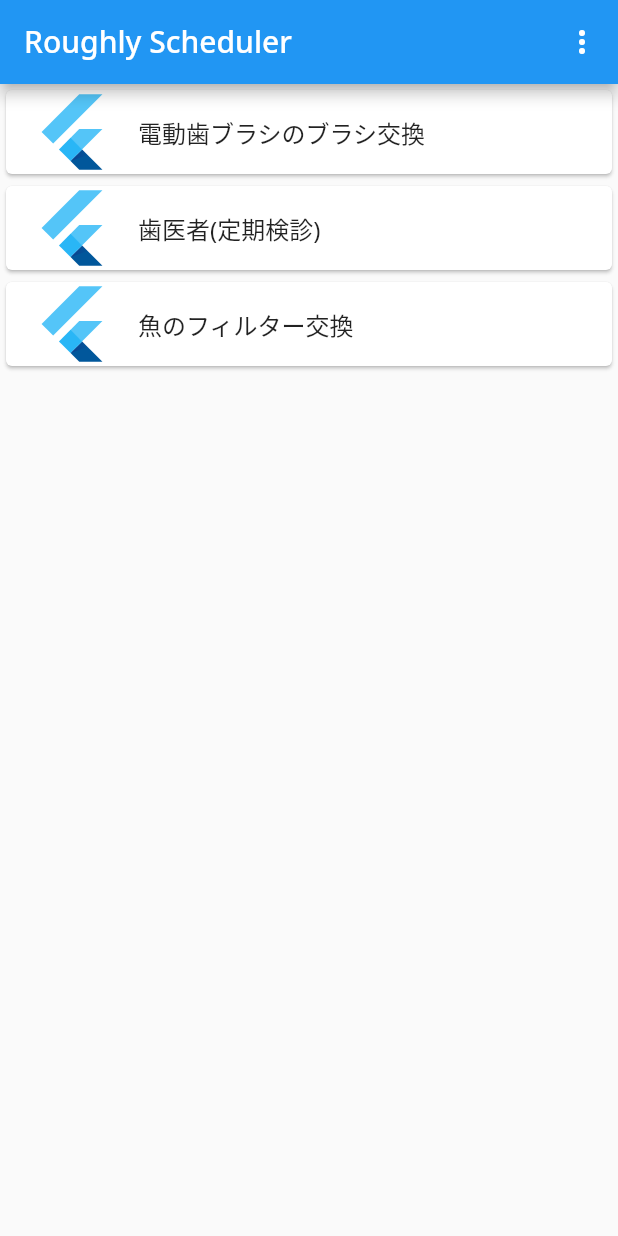
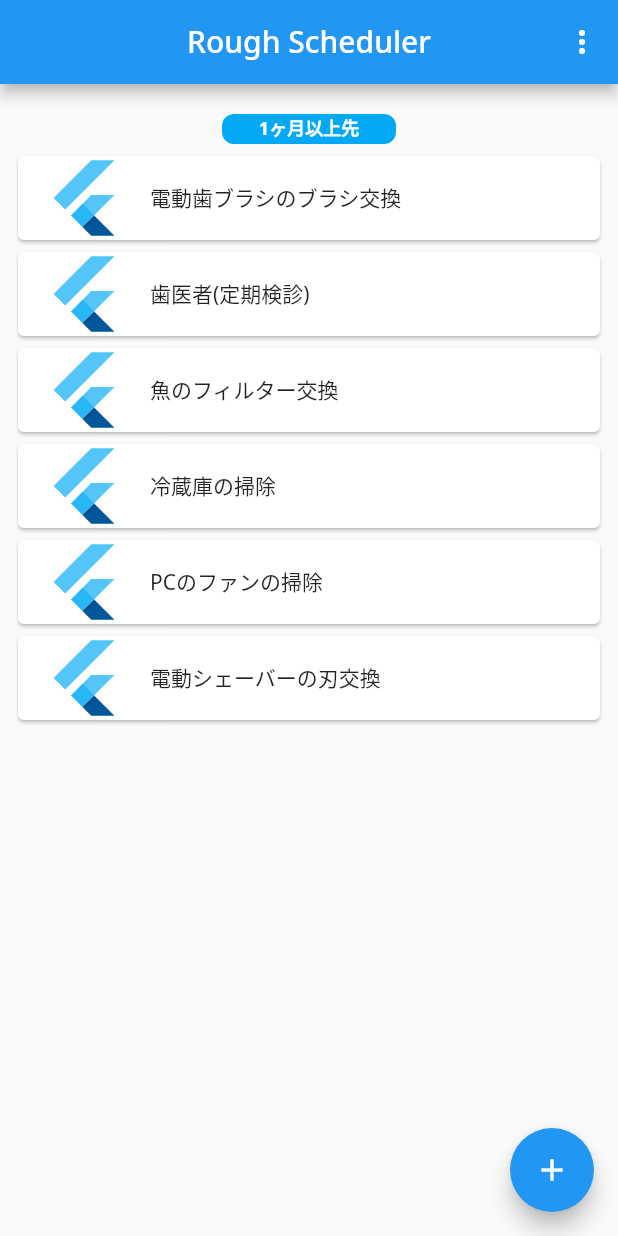
Before and after one commit to fftcysstkm/roughly_scheduler, a Flutter app: the screen it shows after launch, on a phone screen of 412 x 824 dp. Run offline on Flutter 3.47's test engine with Material 2 defaults, Android fonts, the phone set to English and light mode, and no system bars; drawn by our look-alikes of flutter_slidable, grouped_list; our stand-ins replace freezed_annotation, google_fonts, jiffy; statements that could not run were skipped.

Commit message:
grouped_list実装

```diff
--- a/lib/app.dart
+++ b/lib/app.dart
@@ -8,14 +8,19 @@ class App extends StatelessWidget {
   @override
   Widget build(BuildContext context) {
     return MaterialApp(
-        theme: ThemeData.light()
-            .copyWith(textTheme: GoogleFonts.notoSansTextTheme()),
+        theme: ThemeData.light().copyWith(
+            textTheme: GoogleFonts.notoSansTextTheme(),
+            primaryColor: Colors.lightBlue,
+            highlightColor: Colors.lightBlue),
         darkTheme: ThemeData.dark().copyWith(
             textTheme:
-                GoogleFonts.notoSansTextTheme(ThemeData.dark().textTheme)),
+                GoogleFonts.notoSansTextTheme(ThemeData.dark().textTheme),
+            primaryColor: Colors.lightBlue,
+            highlightColor: Colors.lightBlue),
         home: Scaffold(
           appBar: AppBar(
-            title: const Text('Roughly Scheduler'),
+            centerTitle: true,
+            title: const Text('Rough Scheduler'),
             actions: [
               IconButton(
                   onPressed: () {},
@@ -24,6 +29,12 @@ class App extends StatelessWidget {
                   ))
             ],
           ),
+          floatingActionButton: FloatingActionButton(
+            onPressed: () {},
+            backgroundColor: Theme.of(context).primaryColor,
+            foregroundColor: Colors.white,
+            child: const Icon(Icons.add),
+          ),
           body: const Center(
             child: Todos(),
           ),
--- a/lib/model/data/todo/todo.dart
+++ b/lib/model/data/todo/todo.dart
@@ -1,19 +1,110 @@
 import 'package:freezed_annotation/freezed_annotation.dart';
+import 'package:jiffy/jiffy.dart';
 
 part 'todo.freezed.dart';
 
 @freezed
 class Todo with _$Todo {
+  // 空のコンストラクタ(feezedでgetterの定義に必要)
+  // ignore: unused_element
+  const Todo._();
+
   factory Todo({
     // id
     required String id,
     // タイトル
     required String title,
+    // メモ(任意)
+    String? memo,
     // todoを実行すべき日付
     required DateTime dateTodo,
-    // 予定を繰り返すか
-    required bool isRepeat,
     // アーカイブ済みか
     required bool isArchived,
   }) = _Todo;
+
+  // 期限のカテゴリを取得するgetter
+  DeadLine get deadLine {
+    // やるべき日付と現在時刻の差に応じた期限ラベルを取得する
+    final dateTodoJiffy = Jiffy(dateTodo);
+    final today = Jiffy(DateTime.now());
+
+    // 1,2,3,4週間以内
+    if (dateTodoJiffy.diff(today, Units.WEEK) <= 1) {
+      return DeadLine.withinAWeek;
+    }
+    if (dateTodoJiffy.diff(today, Units.WEEK) <= 2) {
+      return DeadLine.withinTwoWeeks;
+    }
+    if (dateTodoJiffy.diff(today, Units.WEEK) <= 3) {
+      return DeadLine.withinThreeWeeks;
+    }
+    if (dateTodoJiffy.diff(today, Units.WEEK) <= 4) {
+      return DeadLine.withinFourWeeks;
+    }
+
+    // 1ヶ月以上先
+    return DeadLine.overAMonthAhead;
+  }
 }
+
+// ignore: slash_for_doc_comments
+/**
+ * grouped_listのラベルに使う、期限のenum。
+ * 1週間以内、2週間以内、3週間以内、4週間以内、1ヶ月以上先の5つの期限を使用する
+ *
+ */
+enum DeadLine {
+  // 1週間以内
+  withinAWeek('1週間以内', 1),
+  // 2週間以内
+  withinTwoWeeks('2週間以内', 2),
+  // 3週間以内
+  withinThreeWeeks('3週間以内', 3),
+  // 4週間以内
+  withinFourWeeks('4週間以内', 4),
+  // 1ヶ月以上先
+  overAMonthAhead('1ヶ月以上先', 5);
+
+  final String label;
+  final int displayOrder;
+  const DeadLine(this.label, this.displayOrder);
+
+  // ラベル文字列からenum自体を逆引きする
+  static DeadLine getDeadLineByLabel(String label) {
+    return DeadLine.values.firstWhere((deadLine) => deadLine.label == label);
+  }
+}
+
+// テスト用データ
+final todos = [
+  Todo(
+      id: '1',
+      title: '電動歯ブラシのブラシ交換',
+      dateTodo: DateTime(2023, 1, 12),
+      isArchived: false),
+  Todo(
+      id: '2',
+      title: '歯医者(定期検診)',
+      dateTodo: DateTime(2023, 1, 24),
+      isArchived: false),
+  Todo(
+      id: '3',
+      title: '魚のフィルター交換',
+      dateTodo: DateTime(2023, 1, 27),
+      isArchived: false),
+  Todo(
+      id: '4',
+      title: '冷蔵庫の掃除',
+      dateTodo: DateTime(2023, 3, 16),
+      isArchived: false),
+  Todo(
+      id: '5',
+      title: 'PCのファンの掃除',
+      dateTodo: DateTime(2023, 1, 17),
+      isArchived: false),
+  Todo(
+      id: '6',
+      title: '電動シェーバーの刃交換',
+      dateTodo: DateTime(2023, 1, 7),
+      isArchived: false)
+];
--- a/lib/pages/todo/todo_list.dart
+++ b/lib/pages/todo/todo_list.dart
@@ -1,5 +1,6 @@
 import 'package:flutter/material.dart';
 import 'package:flutter_slidable/flutter_slidable.dart';
+import 'package:grouped_list/grouped_list.dart';
 import 'package:roughly_scheduler/model/data/todo/todo.dart';
 
 // ignore: slash_for_doc_comments
@@ -10,32 +11,37 @@ import 'package:roughly_scheduler/model/data/todo/todo.dart';
 class Todos extends StatelessWidget {
   const Todos({super.key});
 
-  static final todos = [
-    Todo(
-        id: '1',
-        title: '電動歯ブラシのブラシ交換',
-        dateTodo: DateTime(2023, 1, 12),
-        isRepeat: false,
-        isArchived: false),
-    Todo(
-        id: '2',
-        title: '歯医者(定期検診)',
-        dateTodo: DateTime(2023, 1, 20),
-        isRepeat: false,
-        isArchived: false),
-    Todo(
-        id: '3',
-        title: '魚のフィルター交換',
-        dateTodo: DateTime(2023, 2, 12),
-        isRepeat: false,
-        isArchived: false)
-  ];
-
   @override
   Widget build(BuildContext context) {
-    return ListView.builder(
-      itemCount: todos.length,
-      itemBuilder: (context, index) {
+    return GroupedListView<Todo, String>(
+      padding: const EdgeInsets.all(8.0),
+      elements: todos,
+      groupBy: (todo) => todo.deadLine.label,
+      groupComparator: (deadLineLabel1, deadLineLabel2) {
+        final deadLine1 = DeadLine.getDeadLineByLabel(deadLineLabel1);
+        final deadLine2 = DeadLine.getDeadLineByLabel(deadLineLabel2);
+        return deadLine1.displayOrder.compareTo(deadLine2.displayOrder);
+      },
+      floatingHeader: true,
+      groupSeparatorBuilder: (String label) => Padding(
+          padding: const EdgeInsets.only(
+              top: 12.0, bottom: 4.0, left: 140, right: 140),
+          child: Container(
+            height: 20,
+            width: 10,
+            decoration: BoxDecoration(
+                color: Theme.of(context).highlightColor,
+                borderRadius: BorderRadius.circular(8)),
+            child: Text(
+              label,
+              textAlign: TextAlign.center,
+              style: Theme.of(context)
+                  .textTheme
+                  .bodySmall
+                  ?.copyWith(fontWeight: FontWeight.bold, color: Colors.white),
+            ),
+          )),
+      itemBuilder: (context, todo) {
         return Slidable(
             key: const ValueKey(0),
             endActionPane: ActionPane(
@@ -66,7 +72,7 @@ class Todos extends StatelessWidget {
                 ),
               ],
             ),
-            child: _TodoCard(todo: todos[index]));
+            child: _TodoCard(todo: todo));
       },
     );
   }
@@ -85,7 +91,10 @@ class _TodoCard extends StatelessWidget {
     return Card(
       child: ListTile(
         leading: const FlutterLogo(size: 56.0),
-        title: Text(todo.title),
+        title: Text(
+          todo.title,
+          style: Theme.of(context).textTheme.bodyMedium,
+        ),
       ),
     );
   }
--- a/pubspec.yaml
+++ b/pubspec.yaml
@@ -40,6 +40,7 @@ dependencies:
   freezed_annotation: ^2.2.0
   grouped_list: ^5.1.2
   flutter_slidable: ^2.0.0
+  jiffy: ^5.0.0
 
 dev_dependencies:
   flutter_test:
```
Also changed, not shown: lib/model/data/todo/todo.freezed.dart.
